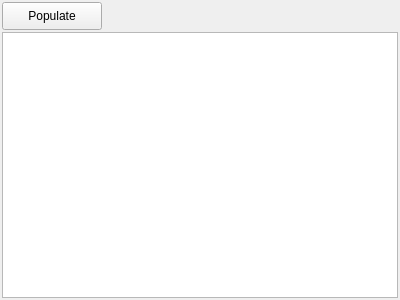
First picture: the form in test_gui_ntwinterface/mainwinow.ui, repository sireeprojects/learnqt, before the edit.
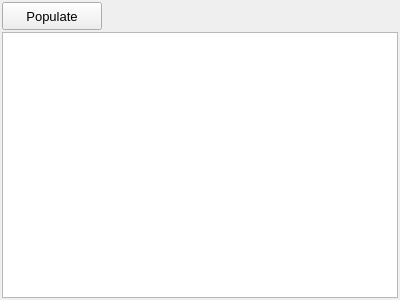
Second picture: the form after the edit.

Diff of the .ui file:
```diff
--- a/test_gui_ntwinterface/mainwinow.ui
+++ b/test_gui_ntwinterface/mainwinow.ui
@@ -12,8 +12,7 @@
   </property>
   <property name="font">
    <font>
-    <family>Segoe UI</family>
-    <pointsize>9</pointsize>
+    <pointsize>10</pointsize>
    </font>
   </property>
   <property name="windowTitle">
```
